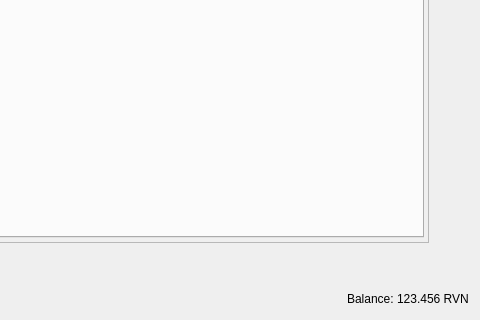
The window that src/qt/forms/restrictedassetsdialog.ui (morrigan-ai/MRG) describes before a commit, drawn with Qt 5; both pictures show x 688 to 1168 and y 680 to 1000 of the 1168 by 1000 pixel window.
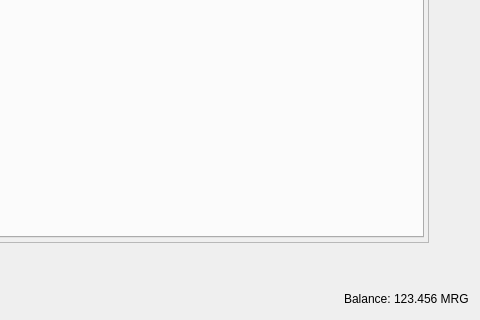
The same window after the commit.

The edit to the form file:
```diff
--- a/src/qt/forms/restrictedassetsdialog.ui
+++ b/src/qt/forms/restrictedassetsdialog.ui
@@ -281,7 +281,7 @@
         <cursorShape>IBeamCursor</cursorShape>
        </property>
        <property name="text">
-        <string notr="true">123.456 RVN</string>
+        <string notr="true">123.456 MRG</string>
        </property>
        <property name="textInteractionFlags">
         <set>Qt::LinksAccessibleByMouse|Qt::TextSelectableByKeyboard|Qt::TextSelectableByMouse</set>
```
Left out of the diff: 2 changed lines with no effect on the pictures.
